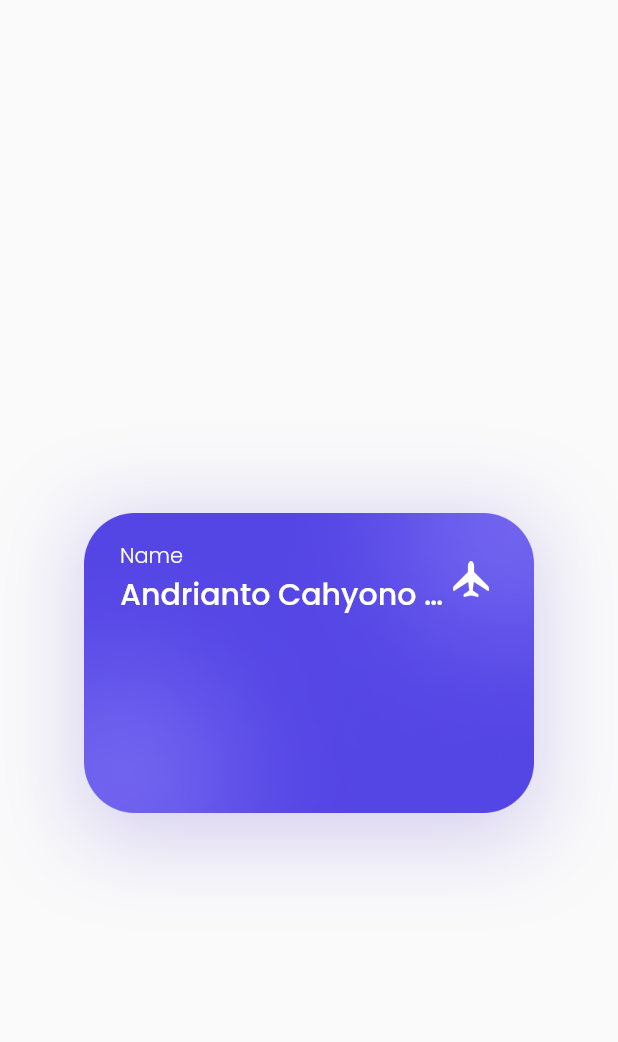
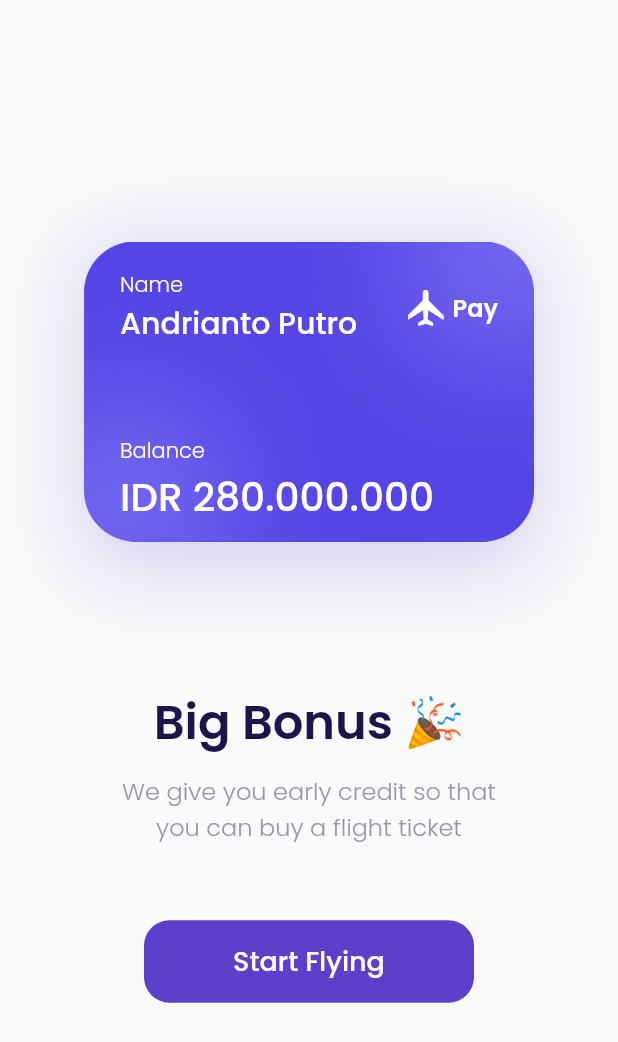
Before and after one commit to heyaender/flutter-flyon-airplane, a Flutter app: the BonusPage screen opened by its route, on a phone screen of 412 x 824 dp. Shown: the top 1042 px of the screen. Run offline on Flutter 3.47's test engine with Material 2 defaults, Android fonts, the light colour scheme and no system bars; our stand-ins replace google_fonts.

Commit message:
Slicing Bonus Page - Section 2

```diff
--- a/lib/ui/pages/bonus_page.dart
+++ b/lib/ui/pages/bonus_page.dart
@@ -32,6 +32,7 @@ class BonusPage extends StatelessWidget {
                   offset: Offset(0, 10))
             ]),
         child: Column(
+          crossAxisAlignment: CrossAxisAlignment.start,
           children: [
             Row(
               children: [
@@ -48,7 +49,7 @@ class BonusPage extends StatelessWidget {
                         ),
                       ),
                       Text(
-                        'Andrianto Cahyono Putro',
+                        'Andrianto Putro',
                         style: whiteText.copyWith(
                           fontSize: 20,
                           fontWeight: medium,
@@ -71,10 +72,90 @@ class BonusPage extends StatelessWidget {
                       ),
                     ),
                   ),
-                )
+                ),
+                Text(
+                  'Pay',
+                  style: whiteText.copyWith(
+                    fontSize: 16,
+                    fontWeight: semiBold,
+                  ),
+                ),
               ],
             ),
+            SizedBox(
+              height: 60,
+            ),
+            Text(
+              'Balance',
+              style: whiteText.copyWith(
+                fontSize: 14,
+                fontWeight: light,
+              ),
+            ),
+            Text(
+              'IDR 280.000.000',
+              style: whiteText.copyWith(fontSize: 26, fontWeight: medium),
+            )
           ],
+        ),
+      );
+    }
+
+    Widget cardTitle() {
+      return Container(
+        margin: EdgeInsets.only(
+          bottom: 10,
+        ),
+        child: Text(
+          'Big Bonus 🎉',
+          style: darkText.copyWith(
+            fontSize: 32,
+            fontWeight: semiBold,
+          ),
+        ),
+      );
+    }
+
+    Widget subtitleCard() {
+      return Container(
+        margin: EdgeInsets.only(
+          bottom: 50,
+        ),
+        child: Text(
+          'We give you early credit so that\nyou can buy a flight ticket',
+          style: greyText.copyWith(
+            fontSize: 16,
+            fontWeight: light,
+          ),
+          textAlign: TextAlign.center,
+        ),
+      );
+    }
+
+    Widget buttonStart() {
+      return Container(
+        width: 220,
+        height: 55,
+        margin: EdgeInsets.only(
+          bottom: 151,
+        ),
+        child: TextButton(
+          style: TextButton.styleFrom(
+            backgroundColor: purpleColor,
+            shape: RoundedRectangleBorder(
+              borderRadius: BorderRadius.circular(
+                defaultradius,
+              ),
+            ),
+          ),
+          onPressed: () {},
+          child: Text(
+            'Start Flying',
+            style: whiteText.copyWith(
+              fontSize: 18,
+              fontWeight: medium,
+            ),
+          ),
         ),
       );
     }
@@ -86,6 +167,9 @@ class BonusPage extends StatelessWidget {
           mainAxisAlignment: MainAxisAlignment.center,
           children: [
             cardBonus(),
+            cardTitle(),
+            subtitleCard(),
+            buttonStart(),
           ],
         ),
       ),
```
